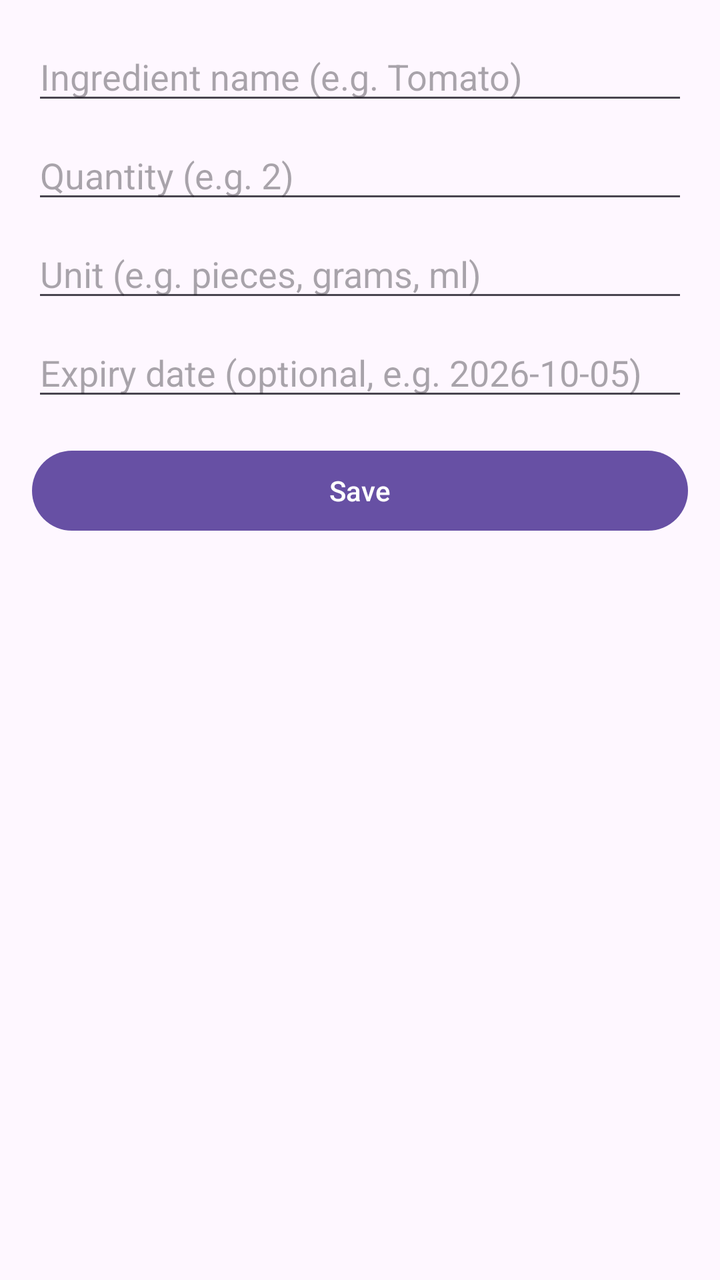
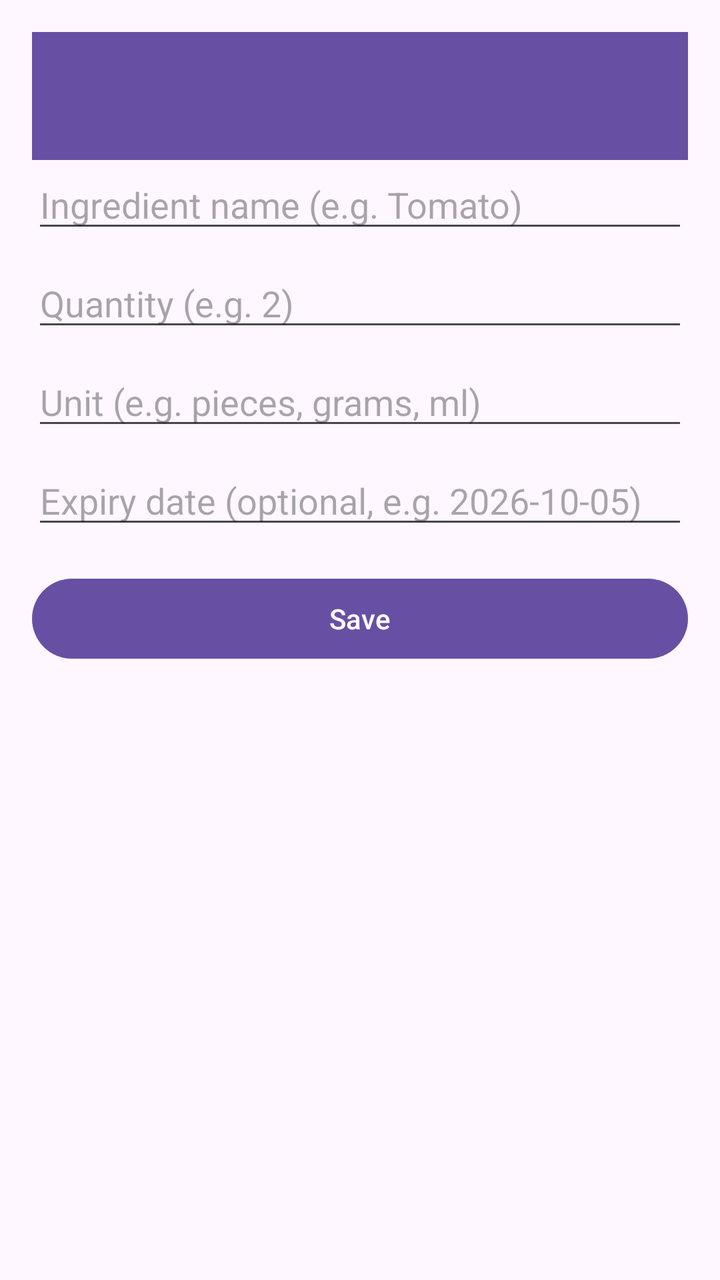

The first picture is an Android layout as it rendered before a commit; the second is the same layout after the commit. The layout source and the unified diff follow.
<!-- AndroidManifest.xml: application theme Theme.SmartPantryManager -->
<!-- res/layout/activity_add_edit_ingredient.xml -->
<?xml version="1.0" encoding="utf-8"?>
<LinearLayout xmlns:android="http://schemas.android.com/apk/res/android"
    android:layout_width="match_parent"
    android:layout_height="match_parent"
    android:orientation="vertical"
    android:padding="16dp">

    <EditText
        android:id="@+id/editTextName"
        android:layout_width="match_parent"
        android:layout_height="wrap_content"
        android:hint="Ingredient name (e.g. Tomato)"/>

    <EditText
        android:id="@+id/editTextQuantity"
        android:layout_width="match_parent"
        android:layout_height="wrap_content"
        android:inputType="numberDecimal"
        android:hint="Quantity (e.g. 2)"
        android:layout_marginTop="8dp"/>

    <EditText
        android:id="@+id/editTextUnit"
        android:layout_width="match_parent"
        android:layout_height="wrap_content"
        android:hint="Unit (e.g. pieces, grams, ml)"
        android:layout_marginTop="8dp"/>

    <EditText
        android:id="@+id/editTextExpiry"
        android:layout_width="match_parent"
        android:layout_height="wrap_content"
        android:hint="Expiry date (optional, e.g. 2026-10-05)"
        android:layout_marginTop="8dp"/>

    <Button
        android:id="@+id/buttonSave"
        android:layout_width="match_parent"
        android:layout_height="wrap_content"
        android:text="Save"
        android:layout_marginTop="16dp"/>

</LinearLayout>
<!-- resources referenced by this layout -->
<resources>
  <style name="Theme.SmartPantryManager" parent="Base.Theme.SmartPantryManager" />
  <style name="Base.Theme.SmartPantryManager" parent="Theme.Material3.DayNight.NoActionBar">
          
          
      </style>
</resources>

<!-- the commit's change to res/layout/activity_add_edit_ingredient.xml (unified diff, before → after) -->
@@ -2,8 +2,17 @@
 <LinearLayout xmlns:android="http://schemas.android.com/apk/res/android"
     android:layout_width="match_parent"
     android:layout_height="match_parent"
+    xmlns:app="http://schemas.android.com/apk/res-auto"
     android:orientation="vertical"
-    android:padding="16dp">
+    android:padding="16dp"
+    android:fitsSystemWindows="true">
+
+    <androidx.appcompat.widget.Toolbar
+        android:id="@+id/toolbar"
+        android:layout_width="match_parent"
+        android:layout_height="?attr/actionBarSize"
+        android:background="?attr/colorPrimary"
+        android:theme="@style/ThemeOverlay.AppCompat.Dark.ActionBar" />
 
     <EditText
         android:id="@+id/editTextName"
<!-- resource entries referenced after the edit -->
@@ -1,9 +1,6 @@
 <!-- resources referenced by this layout -->
 <resources>
-  <style name="Theme.SmartPantryManager" parent="Base.Theme.SmartPantryManager" />
-  <style name="Base.Theme.SmartPantryManager" parent="Theme.Material3.DayNight.NoActionBar">
-          
-          
+  <style name="Theme.SmartPantryManager" parent="Theme.Material3.DayNight.NoActionBar">
       </style>
 </resources>
 
